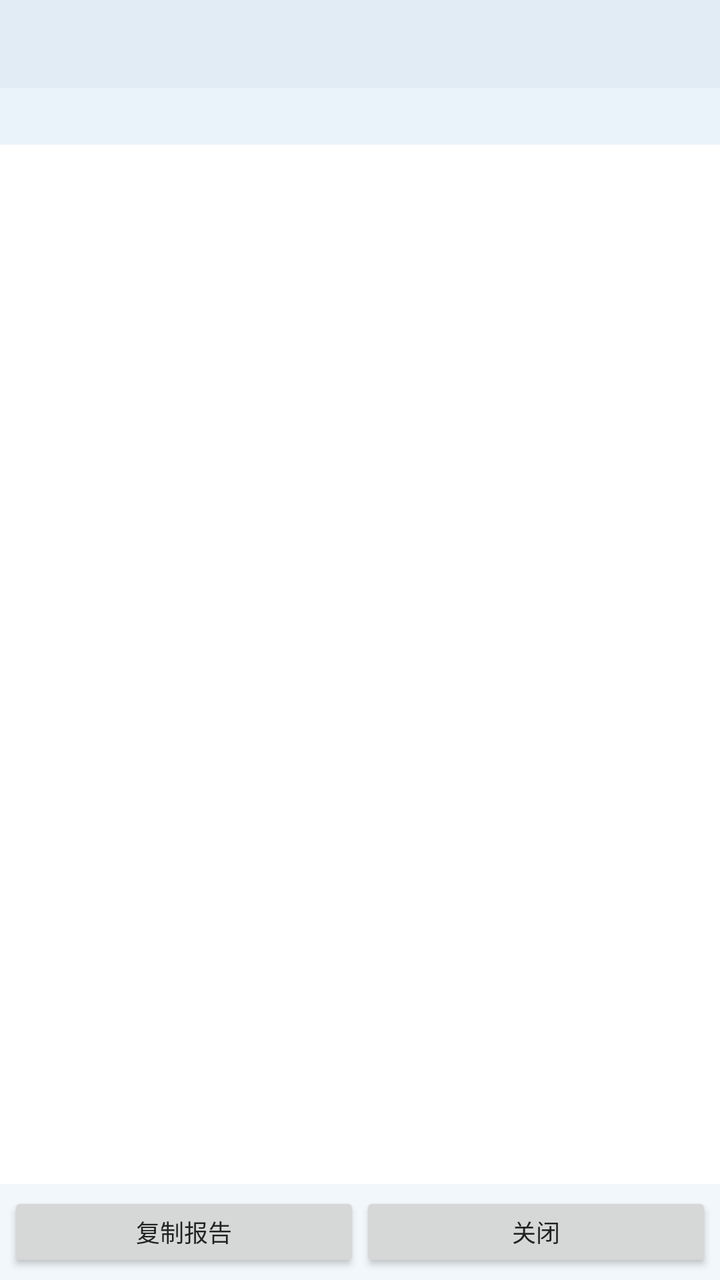
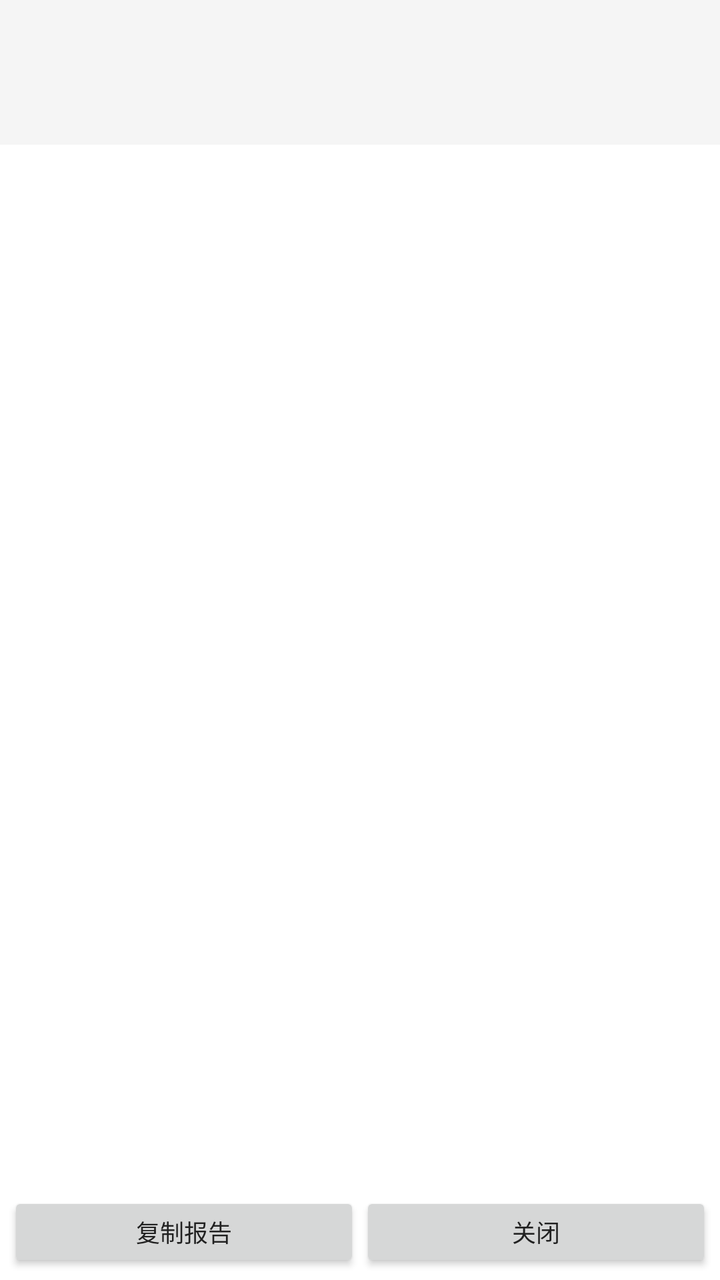

Compare the two renders of this Android layout. The source of the first and the diff that turns it into the second are given below.
<!-- AndroidManifest.xml: application theme Theme_Hex_0 -->
<!-- res/layout/activity_compare.xml -->
<?xml version="1.0" encoding="utf-8"?>
<LinearLayout xmlns:android="http://schemas.android.com/apk/res/android"
    android:orientation="vertical"
    android:layout_width="match_parent"
    android:layout_height="match_parent"
    android:background="#FFF2F7FB">

    
    <TextView
        android:id="@+id/compare_title"
        android:layout_width="match_parent"
        android:layout_height="wrap_content"
        android:padding="10dp"
        android:textSize="13sp"
        android:textStyle="bold"
        android:textColor="#4A1528"
        android:background="#FFE1ECF5"
        android:minHeight="44dp"
        android:maxLines="3"
        android:ellipsize="middle"/>

    
    <TextView
        android:id="@+id/compare_summary"
        android:layout_width="match_parent"
        android:layout_height="wrap_content"
        android:paddingLeft="10dp"
        android:paddingRight="10dp"
        android:paddingTop="6dp"
        android:paddingBottom="6dp"
        android:textSize="12sp"
        android:textColor="#5B7A99"
        android:background="#FFEAF3F9"
        android:maxLines="4"/>

    
    <ListView
        android:id="@+id/compare_list"
        android:layout_width="match_parent"
        android:layout_height="0dp"
        android:layout_weight="1"
        android:background="#FFFFFFFF"
        android:divider="#FFE3EDF5"
        android:dividerHeight="1dp"
        android:scrollbars="vertical"/>

    <LinearLayout
        android:layout_width="match_parent"
        android:layout_height="wrap_content"
        android:orientation="horizontal"
        android:padding="4dp">

        <Button
            android:id="@+id/compare_copy"
            android:layout_width="0dp"
            android:layout_weight="1"
            android:layout_height="40dp"
            android:text="复制报告"
            android:textSize="12sp"/>

        <Button
            android:id="@+id/compare_close"
            android:layout_width="0dp"
            android:layout_weight="1"
            android:layout_height="40dp"
            android:text="关闭"
            android:textSize="12sp"/>
    </LinearLayout>

</LinearLayout>
<!-- resources referenced by this layout -->
<resources>
  <style name="Theme_Hex_0" parent="Theme_Hex_Light">
          <item name="hfTopBar">#3E9AFB</item>
          <item name="hfTopBarText">#212121</item>
          <item name="hfTopBarTextSub">#31679F</item>
          <item name="hfAccent">#3E9AFB</item>
          <item name="hfOnAccent">#212121</item>
          <item name="hfSelected">#E3F0FE</item>
          <item name="hfStatusBar">#2B6BAF</item>
          <item name="hfNavBar">#235991</item>
          <item name="android:statusBarColor">#2B6BAF</item>
          <item name="android:navigationBarColor">#235991</item>
          <item name="android:colorAccent">#3E9AFB</item>
      </style>
  <style name="Theme_Hex_Light" parent="@android:style/Theme.Material.Light.NoActionBar">
          <item name="android:windowBackground">#FFFFFF</item>
          <item name="android:colorPrimary">#212121</item>
          <item name="android:colorPrimaryDark">#212121</item>
          <item name="android:textColorPrimary">#212121</item>
          <item name="android:textColorSecondary">#757575</item>
          <item name="hfBg">#FFFFFF</item>
          <item name="hfSurface">#FFFFFF</item>
          <item name="hfSurfaceAlt">#F5F5F5</item>
          <item name="hfText">#212121</item>
          <item name="hfTextSub">#757575</item>
          <item name="hfDivider">#E0E0E0</item>
          <item name="hfTopBar">#212121</item>
          <item name="hfTopBarText">#FFFFFF</item>
          <item name="hfTopBarTextSub">#9E9E9E</item>
          <item name="hfAccent">#1E88E5</item>
          <item name="hfOnAccent">#FFFFFF</item>
          <item name="hfSelected">#BBDEFB</item>
          <item name="hfStatusBar">#212121</item>
          <item name="hfNavBar">#212121</item>
          <item name="android:statusBarColor">#212121</item>
          <item name="android:navigationBarColor">#212121</item>
          <item name="android:colorAccent">#1E88E5</item>
      </style>
</resources>

<!-- the commit's change to res/layout/activity_compare.xml (unified diff, before → after) -->
@@ -3,7 +3,7 @@
     android:orientation="vertical"
     android:layout_width="match_parent"
     android:layout_height="match_parent"
-    android:background="#FFF2F7FB">
+    android:background="?attr/hfBg">
 
     
     <TextView
@@ -13,8 +13,8 @@
         android:padding="10dp"
         android:textSize="13sp"
         android:textStyle="bold"
-        android:textColor="#4A1528"
-        android:background="#FFE1ECF5"
+        android:textColor="?attr/hfText"
+        android:background="?attr/hfSurfaceAlt"
         android:minHeight="44dp"
         android:maxLines="3"
         android:ellipsize="middle"/>
@@ -29,8 +29,8 @@
         android:paddingTop="6dp"
         android:paddingBottom="6dp"
         android:textSize="12sp"
-        android:textColor="#5B7A99"
-        android:background="#FFEAF3F9"
+        android:textColor="?attr/hfTextSub"
+        android:background="?attr/hfSurfaceAlt"
         android:maxLines="4"/>
 
     
@@ -39,8 +39,8 @@
         android:layout_width="match_parent"
         android:layout_height="0dp"
         android:layout_weight="1"
-        android:background="#FFFFFFFF"
-        android:divider="#FFE3EDF5"
+        android:background="?attr/hfSurface"
+        android:divider="?attr/hfDivider"
         android:dividerHeight="1dp"
         android:scrollbars="vertical"/>
 
<!-- resource entries referenced after the edit -->
@@ -12,6 +12,7 @@
           <item name="android:statusBarColor">#2B6BAF</item>
           <item name="android:navigationBarColor">#235991</item>
           <item name="android:colorAccent">#3E9AFB</item>
+          <item name="android:alertDialogTheme">@style/HfDialog_0</item>
       </style>
   <style name="Theme_Hex_Light" parent="@android:style/Theme.Material.Light.NoActionBar">
           <item name="android:windowBackground">#FFFFFF</item>
@@ -36,6 +37,31 @@
           <item name="android:statusBarColor">#212121</item>
           <item name="android:navigationBarColor">#212121</item>
           <item name="android:colorAccent">#1E88E5</item>
+          <item name="android:alertDialogTheme">@style/HfDialog_Light</item>
       </style>
+  <style name="HfDialog_0" parent="HfDialog_Light">
+          <item name="android:colorAccent">#3E9AFB</item>
+          <item name="android:colorControlActivated">#3E9AFB</item>
+          <item name="android:colorControlHighlight">#333E9AFB</item>
+      </style>
+  <style name="HfDialog_Light" parent="@android:style/Theme.Material.Light.Dialog.Alert">
+          <item name="android:windowBackground">@drawable/hf_dialog_bg_light</item>
+          <item name="android:colorBackgroundFloating">#FFFFFF</item>
+          <item name="android:textColorPrimary">#212121</item>
+          <item name="android:textColorSecondary">#757575</item>
+          <item name="android:colorAccent">#1E88E5</item>
+          <item name="android:colorControlActivated">#1E88E5</item>
+          <item name="android:colorControlHighlight">#331E88E5</item>
+      </style>
+  <!-- drawable hf_dialog_bg_light (drawable) -->
+  <?xml version="1.0" encoding="utf-8"?>
+  <inset xmlns:android="http://schemas.android.com/apk/res/android"
+      android:inset="16dp">
+      <shape android:shape="rectangle">
+          <corners android:radius="18dp" />
+          <solid android:color="#FFFFFF" />
+          <stroke android:width="1dp" android:color="#14000000" />
+      </shape>
+  </inset>
 </resources>
 
